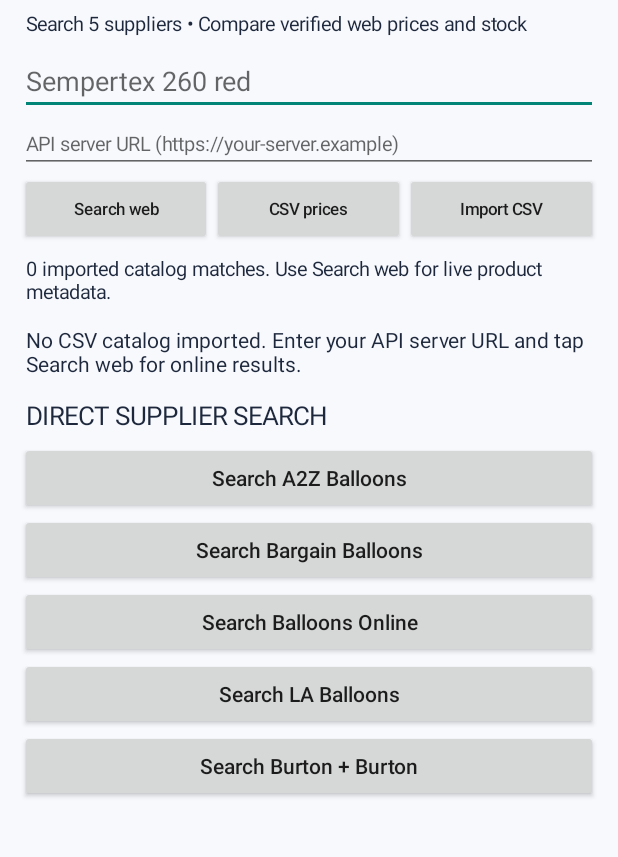
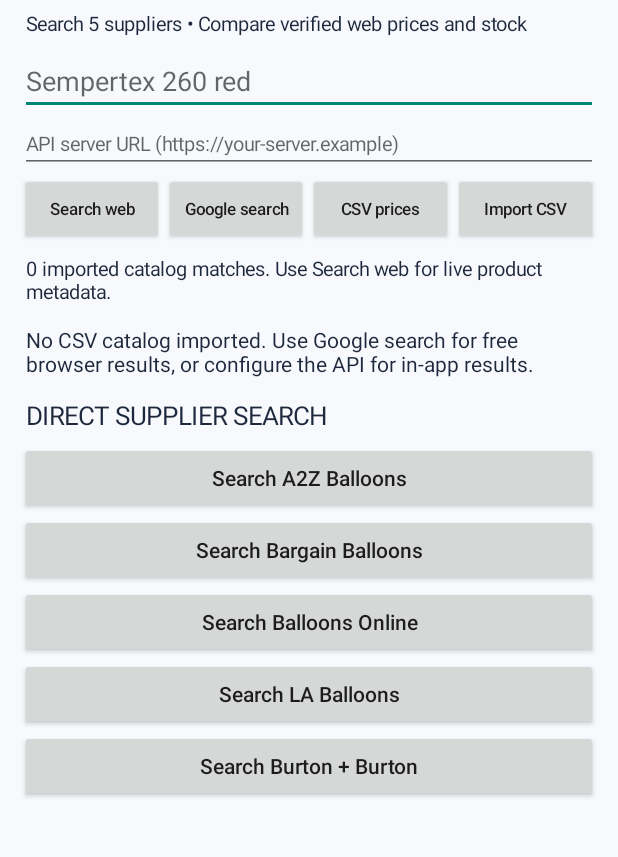
Before and after one commit to 82gtstang/BalloonSupplies, an Android app: the screen it shows after launch (MainActivity), on a phone screen of 412 x 824 dp, the part 81-938 px from its top. Run offline under Robolectric (Android 15) with nearby library versions, the phone set to English and light mode, and no system bars.

Commit message:
Add free Google Programmable Search button with user's search engine ID

```diff
--- a/app/src/main/java/com/happybrushes/balloonfinder/MainActivity.kt
+++ b/app/src/main/java/com/happybrushes/balloonfinder/MainActivity.kt
@@ -51,6 +51,7 @@ class MainActivity : Activity() {
                 LinearLayout.LayoutParams(0, LinearLayout.LayoutParams.WRAP_CONTENT, 1f))
         }
         action("Search web") { searchWeb() }
+        action("Google search") { googleSearch() }
         action("CSV prices") { renderOffers() }
         action("Import CSV") { startActivityForResult(Intent(Intent.ACTION_OPEN_DOCUMENT).apply { addCategory(Intent.CATEGORY_OPENABLE); type = "*/*" }, 42) }
         root.addView(actions)
@@ -70,6 +71,11 @@ class MainActivity : Activity() {
         if (!url.startsWith("https://")) return
         try { startActivity(Intent(Intent.ACTION_VIEW, Uri.parse(url))) }
         catch (_: Exception) { Toast.makeText(this, "Cannot open product", Toast.LENGTH_SHORT).show() }
+    }
+    private fun googleSearch() {
+        val q = search.text.toString().trim()
+        if (q.length < 2) { Toast.makeText(this, "Enter a balloon name", Toast.LENGTH_SHORT).show(); return }
+        open("https://cse.google.com/cse?cx=263954e4ff7544c90&q=" + URLEncoder.encode(q, "UTF-8"))
     }
     private fun searchWeb() {
         val q = search.text.toString().trim()
@@ -137,7 +143,7 @@ class MainActivity : Activity() {
             terms.all { hay.contains(it) }
         }.sortedBy { it.unitPrice }
         summary.text = matched.size.toString() + " imported catalog matches. Use Search web for live product metadata."
-        if (offers.isEmpty()) results.addView(label("No CSV catalog imported. Enter your API server URL and tap Search web for online results.", 14f))
+        if (offers.isEmpty()) results.addView(label("No CSV catalog imported. Use Google search for free browser results, or configure the API for in-app results.", 14f))
         matched.forEach { o ->
             val card = LinearLayout(this).apply { orientation = LinearLayout.VERTICAL; setPadding(14,12,14,12); setBackgroundColor(Color.WHITE) }
             card.addView(label(o.name + " — " + o.supplier, 17f))
```
